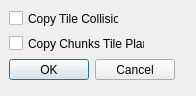
Old version of the form RetroEDv2/tools/sceneproperties/copyplane.ui in the repository RSDKModding/RetroED.
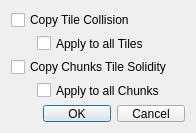
New version of the form.

Commit message:
New Chunk and Tileset Editors
-Reworked Chunk Editor, now features a tile and collision editor
-Reworked Tileset Editor, now features a collision and stamp editor
-Changed format for Stamps, now it stores tile information (old stamps are no compatible)
-Removed 'Copy Plane A Collision to Plane B', 'Edit Tileset', 'Replace Chunk' from pre-v5 Scene Editor
-Removed ability to create stamps from the stamp list, as position is no longer part of the format
-Removed Tile Properties from Scene Editor, as it's functionality is now in the 'Edit Chunks/Tiles' tool

The edit to the form file:
```diff
--- a/RetroEDv2/tools/sceneproperties/copyplane.ui
+++ b/RetroEDv2/tools/sceneproperties/copyplane.ui
@@ -7,7 +7,7 @@
     <x>0</x>
     <y>0</y>
     <width>196</width>
-    <height>96</height>
+    <height>133</height>
    </rect>
   </property>
   <property name="sizePolicy">
@@ -25,48 +25,75 @@
   <property name="windowTitle">
    <string>Dialog</string>
   </property>
-  <widget class="QCheckBox" name="copyTileCol">
-   <property name="geometry">
-    <rect>
-     <x>9</x>
-     <y>9</y>
-     <width>110</width>
-     <height>19</height>
-    </rect>
-   </property>
-   <property name="text">
-    <string>Copy Tile Collision</string>
-   </property>
-  </widget>
-  <widget class="QCheckBox" name="copyChunkPlane">
-   <property name="geometry">
-    <rect>
-     <x>9</x>
-     <y>34</y>
-     <width>136</width>
-     <height>19</height>
-    </rect>
-   </property>
-   <property name="text">
-    <string>Copy Chunks Tile Plane</string>
-   </property>
-  </widget>
-  <widget class="QDialogButtonBox" name="confirmButton">
-   <property name="geometry">
-    <rect>
-     <x>9</x>
-     <y>59</y>
-     <width>166</width>
-     <height>21</height>
-    </rect>
-   </property>
-   <property name="orientation">
-    <enum>Qt::Horizontal</enum>
-   </property>
-   <property name="standardButtons">
-    <set>QDialogButtonBox::Cancel|QDialogButtonBox::Ok</set>
-   </property>
-  </widget>
+  <layout class="QGridLayout" name="gridLayout">
+   <item row="1" column="0">
+    <spacer name="horizontalSpacer_2">
+     <property name="orientation">
+      <enum>Qt::Horizontal</enum>
+     </property>
+     <property name="sizeHint" stdset="0">
+      <size>
+       <width>40</width>
+       <height>20</height>
+      </size>
+     </property>
+    </spacer>
+   </item>
+   <item row="4" column="2">
+    <widget class="QDialogButtonBox" name="confirmButton">
+     <property name="orientation">
+      <enum>Qt::Horizontal</enum>
+     </property>
+     <property name="standardButtons">
+      <set>QDialogButtonBox::Cancel|QDialogButtonBox::Ok</set>
+     </property>
+    </widget>
+   </item>
+   <item row="2" column="0" colspan="3">
+    <widget class="QCheckBox" name="copyChunkPlane">
+     <property name="text">
+      <string>Copy Chunks Tile Solidity</string>
+     </property>
+    </widget>
+   </item>
+   <item row="3" column="0">
+    <spacer name="horizontalSpacer">
+     <property name="orientation">
+      <enum>Qt::Horizontal</enum>
+     </property>
+     <property name="sizeType">
+      <enum>QSizePolicy::Fixed</enum>
+     </property>
+     <property name="sizeHint" stdset="0">
+      <size>
+       <width>20</width>
+       <height>20</height>
+      </size>
+     </property>
+    </spacer>
+   </item>
+   <item row="0" column="0" colspan="3">
+    <widget class="QCheckBox" name="copyTileCol">
+     <property name="text">
+      <string>Copy Tile Collision</string>
+     </property>
+    </widget>
+   </item>
+   <item row="3" column="1" colspan="2">
+    <widget class="QCheckBox" name="allChkCheck">
+     <property name="text">
+      <string>Apply to all Chunks</string>
+     </property>
+    </widget>
+   </item>
+   <item row="1" column="1" colspan="2">
+    <widget class="QCheckBox" name="allTileCheck">
+     <property name="text">
+      <string>Apply to all Tiles</string>
+     </property>
+    </widget>
+   </item>
+  </layout>
  </widget>
  <resources/>
  <connections>
```
The commit also changes 40 other files.
